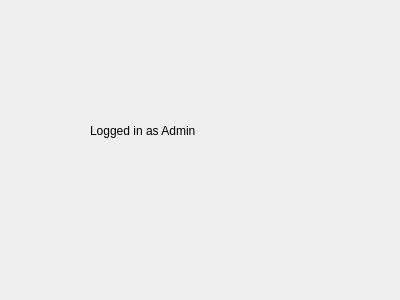
Above: admindialog.ui from chrisq327/CS1C-Team-Rocket before the change. Below: the same form after it.
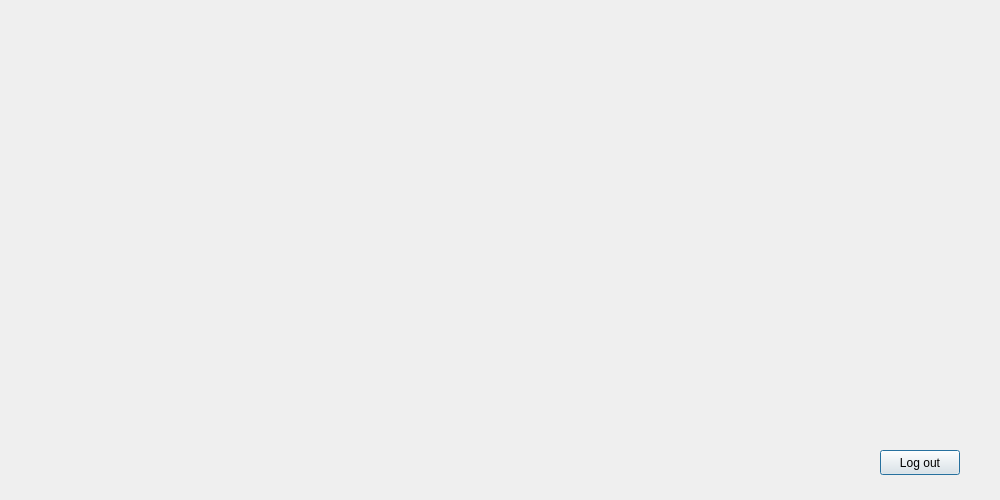
That is the form after the change.

What changed in the file:
```diff
--- a/admindialog.ui
+++ b/admindialog.ui
@@ -6,24 +6,24 @@
    <rect>
     <x>0</x>
     <y>0</y>
-    <width>400</width>
-    <height>300</height>
+    <width>1000</width>
+    <height>500</height>
    </rect>
   </property>
   <property name="windowTitle">
    <string>Dialog</string>
   </property>
-  <widget class="QLabel" name="label">
+  <widget class="QPushButton" name="pushButton_Logout">
    <property name="geometry">
     <rect>
-     <x>90</x>
-     <y>90</y>
-     <width>171</width>
-     <height>81</height>
+     <x>880</x>
+     <y>450</y>
+     <width>80</width>
+     <height>25</height>
     </rect>
    </property>
    <property name="text">
-    <string>Logged in as Admin</string>
+    <string>Log out</string>
    </property>
   </widget>
  </widget>
```
